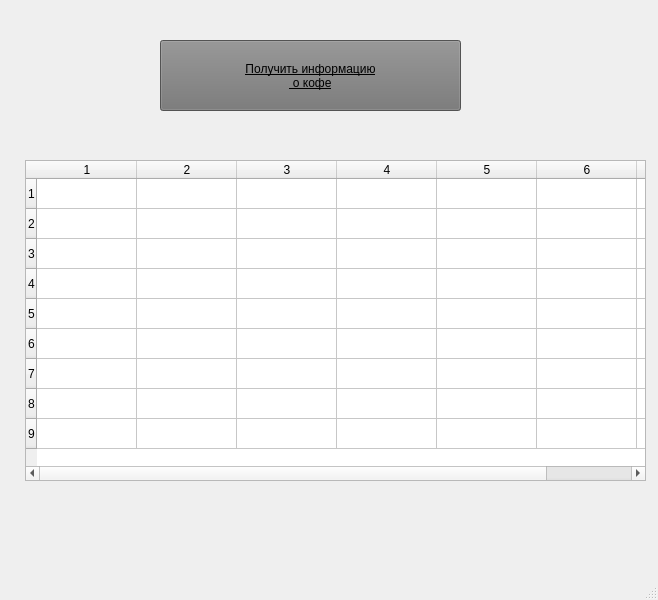
This is main.ui in Andrey-Kirilll/zadacha-6 as Qt 5 draws it before an edit. The edited form follows.
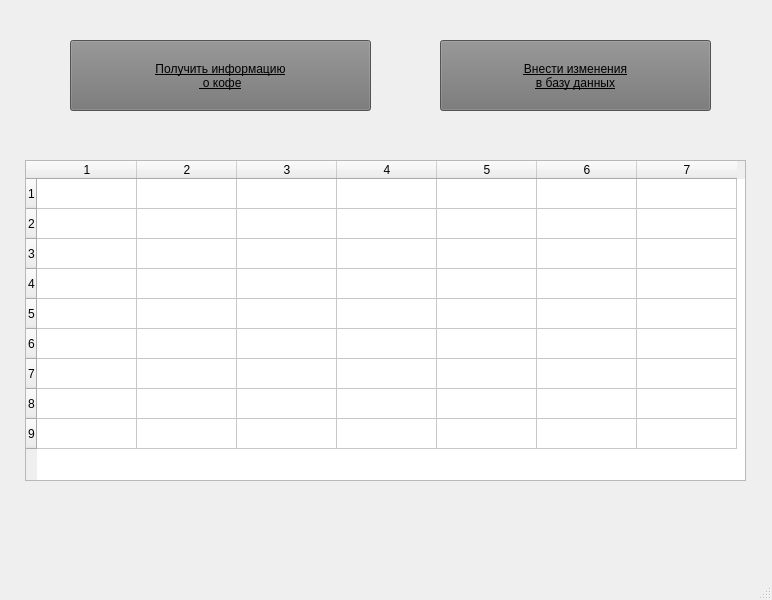
This is the edited form.

Diff of the .ui file:
```diff
--- a/main.ui
+++ b/main.ui
@@ -6,7 +6,7 @@
    <rect>
     <x>0</x>
     <y>0</y>
-    <width>658</width>
+    <width>772</width>
     <height>600</height>
    </rect>
   </property>
@@ -17,7 +17,7 @@
    <widget class="QPushButton" name="get_inform">
     <property name="geometry">
      <rect>
-      <x>160</x>
+      <x>70</x>
       <y>40</y>
       <width>301</width>
       <height>71</height>
@@ -38,7 +38,7 @@
      <rect>
       <x>25</x>
       <y>160</y>
-      <width>621</width>
+      <width>721</width>
       <height>321</height>
      </rect>
     </property>
@@ -80,6 +80,25 @@
     <column/>
     <column/>
    </widget>
+   <widget class="QPushButton" name="change_db">
+    <property name="geometry">
+     <rect>
+      <x>440</x>
+      <y>40</y>
+      <width>271</width>
+      <height>71</height>
+     </rect>
+    </property>
+    <property name="styleSheet">
+     <string notr="true">background-color: rgb(116, 116, 116);
+font: 75 16pt &quot;Segoe Script&quot;;
+text-decoration: underline;</string>
+    </property>
+    <property name="text">
+     <string>Внести изменения
+в базу данных</string>
+    </property>
+   </widget>
   </widget>
   <widget class="QMenuBar" name="menubar">
    <property name="geometry">
```
Left out of the diff: 2 changed lines with no effect on the pictures.
